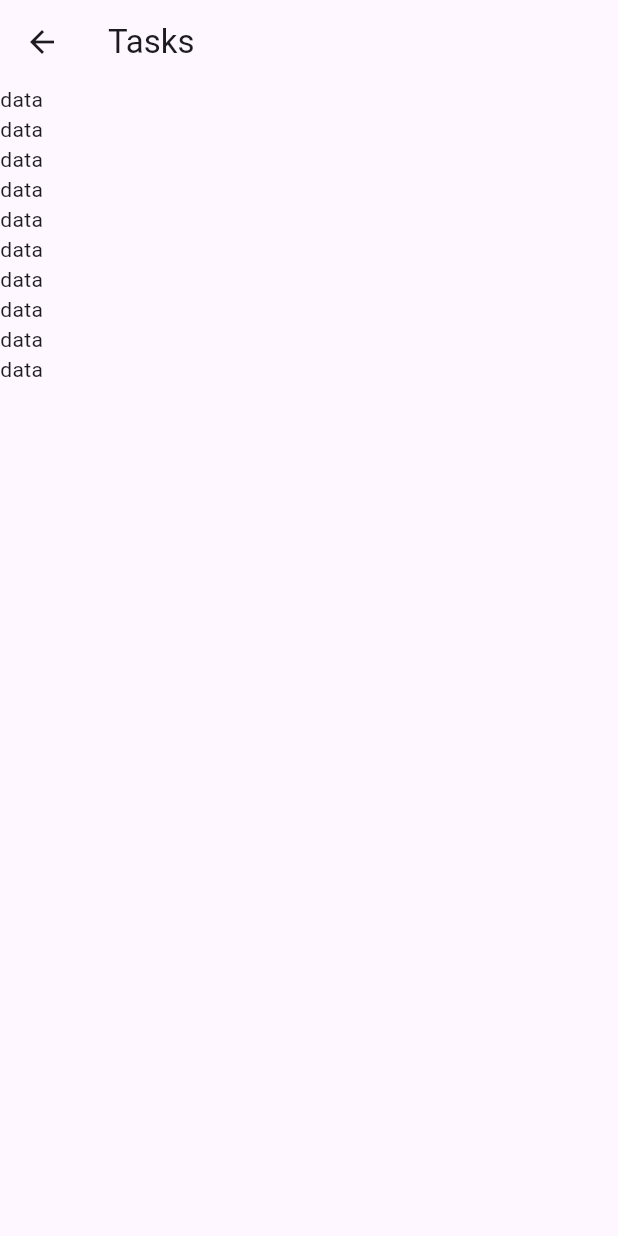
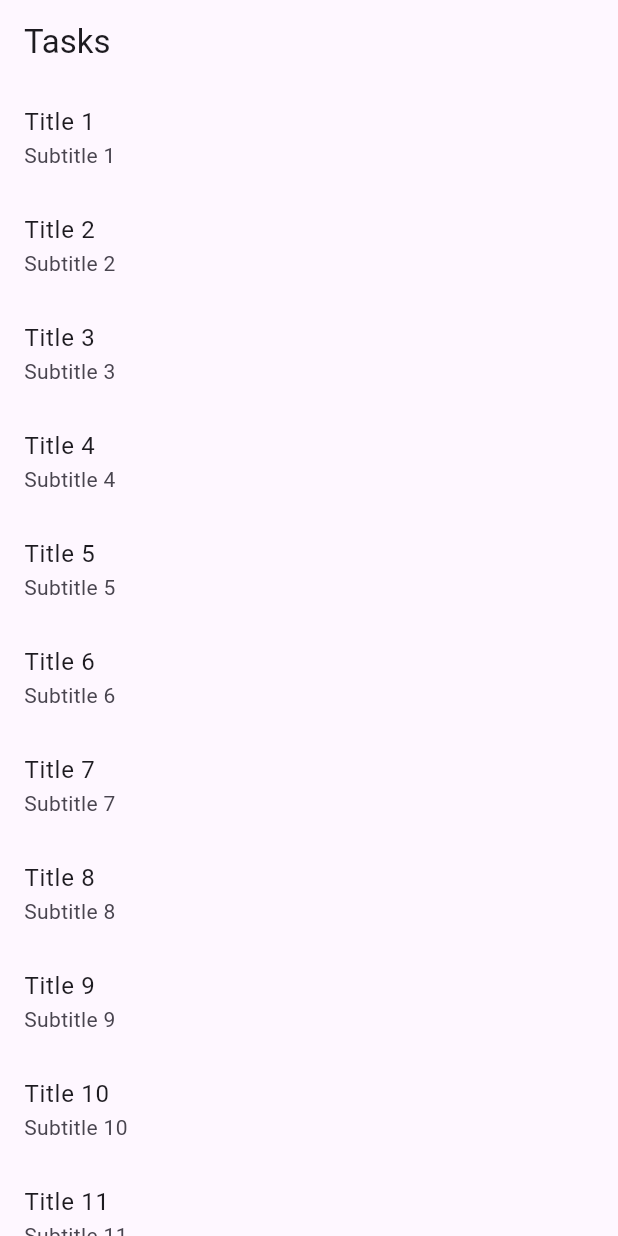
Before and after one commit to farukmeral25/pagination-structure, a Flutter app: the HomePage screen opened directly, on a phone screen of 412 x 824 dp. Run offline on Flutter 3.47's test engine with Material 3 defaults, Android fonts, the phone set to English and light mode, and no system bars.

Commit message:
Complete pagination structure, uiState management and do  widget state builder

```diff
--- /dev/null
+++ b/lib/core/shared/app_widget_state_builder.dart
@@ -0,0 +1,40 @@
+import 'package:flutter/material.dart';
+import 'package:pagination_structure/core/utils/ui_state.dart';
+
+class AppWidgetBuilderByState<T> extends StatelessWidget {
+  const AppWidgetBuilderByState({
+    super.key,
+    required this.response,
+    required this.builder,
+    this.idleWidget,
+    this.loadingWidget,
+    this.errorWidget,
+  });
+
+  final UIState<T> response;
+  final Widget Function(T) builder;
+  final Widget? idleWidget;
+  final Widget? loadingWidget;
+  final Widget? errorWidget;
+
+  @override
+  Widget build(BuildContext context) {
+    switch (response.status) {
+      case UIStateStatus.idle:
+        return idleWidget ?? const SizedBox.shrink();
+      case UIStateStatus.loading:
+        return Center(child: loadingWidget ?? const CircularProgressIndicator.adaptive());
+      case UIStateStatus.success:
+        return builder(response.data);
+      case UIStateStatus.error:
+        return Center(
+          child: errorWidget ??
+              Text(
+                response.error,
+                textAlign: TextAlign.center,
+                style: Theme.of(context).textTheme.bodyMedium,
+              ),
+        );
+    }
+  }
+}
--- /dev/null
+++ b/lib/core/utils/base_viewmodel.dart
@@ -0,0 +1,9 @@
+import 'package:flutter/material.dart';
+
+class BaseViewModel with ChangeNotifier {
+  BaseViewModel() {
+    init();
+  }
+
+  void init() {}
+}
--- a/lib/core/utils/pagination/mixin/pagination_mixin.dart
+++ b/lib/core/utils/pagination/mixin/pagination_mixin.dart
@@ -1,3 +1,42 @@
 import 'package:flutter/material.dart';
+import 'package:pagination_structure/core/utils/base_viewmodel.dart';
+import 'package:pagination_structure/core/utils/pagination/dto/pagination_dto.dart';
+import 'package:pagination_structure/core/utils/ui_state.dart';
 
-mixin PaginationMixin<T> on ChangeNotifier {}
+mixin PaginationMixin<T> on BaseViewModel {
+  UIState<PaginationDto<T>> paginationDto = UIState.idle();
+
+  ScrollController scrollController = ScrollController();
+
+  int pageNumber = 1;
+
+  int get totalPageCount => paginationDto.data.totalPageCount;
+
+  bool isPaginationLoading = false;
+
+  Future<void> loadMore();
+
+  Future<void> _loadMore() async {
+    if (totalPageCount < pageNumber) return;
+
+    isPaginationLoading = true;
+    _increasePageNumber();
+    await loadMore();
+    isPaginationLoading = false;
+  }
+
+  void _increasePageNumber() => pageNumber++;
+
+  void resetPagination() => pageNumber = 1;
+
+  @override
+  void init() {
+    scrollController.addListener(() {
+      if (totalPageCount == pageNumber) return;
+
+      if (scrollController.position.pixels == scrollController.position.maxScrollExtent) {
+        _loadMore();
+      }
+    });
+  }
+}
--- a/lib/core/utils/ui_state.dart
+++ b/lib/core/utils/ui_state.dart
@@ -13,6 +13,11 @@ class UIState<T> {
     //Firebase Exception gönder.
     //Exception Logger'larına gönder. Bilgilendir.
   }
+
+  bool get isIdle => status == UIStateStatus.idle;
+  bool get isLoading => status == UIStateStatus.loading;
+  bool get isSuccess => status == UIStateStatus.success;
+  bool get isError => status == UIStateStatus.error;
 }
 
 enum UIStateStatus { idle, loading, success, error }
--- a/lib/feature/home/domain/service/i_home_service.dart
+++ b/lib/feature/home/domain/service/i_home_service.dart
@@ -0,0 +1,7 @@
+import 'package:pagination_structure/core/utils/pagination/dto/pagination_dto.dart';
+import 'package:pagination_structure/core/utils/ui_state.dart';
+import 'package:pagination_structure/feature/home/domain/dto/task_dto.dart';
+
+abstract class IHomeService {
+  Future<UIState<PaginationDto<TaskDto>>> fetchTasks();
+}
--- a/lib/feature/home/view/page/home_page.dart
+++ b/lib/feature/home/view/page/home_page.dart
@@ -1,4 +1,8 @@
 import 'package:flutter/material.dart';
+import 'package:pagination_structure/core/shared/consumer_app_widget_state_builder.dart';
+import 'package:pagination_structure/core/utils/pagination/dto/pagination_dto.dart';
+import 'package:pagination_structure/feature/home/domain/dto/task_dto.dart';
+import 'package:pagination_structure/feature/home/viewmodel/home_viewmodel.dart';
 
 class HomePage extends StatelessWidget {
   const HomePage({super.key});
@@ -7,9 +11,16 @@ class HomePage extends StatelessWidget {
   Widget build(BuildContext context) {
     return Scaffold(
       appBar: AppBar(title: const Text("Tasks")),
-      body: ListView.builder(
-        itemBuilder: (context, index) => const Text("data"),
-        itemCount: 10,
+      body: ConsumerAppWidgetStateBuilder<HomeViewModel, PaginationDto<TaskDto>>(
+        builder: (paginationDto, provider) => ListView.builder(
+          controller: provider.scrollController,
+          itemBuilder: (context, index) => ListTile(
+            title: Text(paginationDto.list[index].title),
+            subtitle: Text(paginationDto.list[index].subtitle),
+          ),
+          itemCount: paginationDto.list.length,
+        ),
+        response: (homeViewModel) => homeViewModel.paginationDto,
       ),
     );
   }
--- a/lib/main.dart
+++ b/lib/main.dart
@@ -1,20 +1,20 @@
 import 'package:flutter/material.dart';
+import 'package:pagination_structure/core/init/providers.dart';
+import 'package:pagination_structure/feature/home/view/page/home_page.dart';
+import 'package:provider/provider.dart';
 
 void main() {
-  runApp(const MainApp());
+  runApp(MultiProvider(
+    providers: AppProviders.providers,
+    child: const PaginationStructureApp(),
+  ));
 }
 
-class MainApp extends StatelessWidget {
-  const MainApp({super.key});
+class PaginationStructureApp extends StatelessWidget {
+  const PaginationStructureApp({super.key});
 
   @override
   Widget build(BuildContext context) {
-    return const MaterialApp(
-      home: Scaffold(
-        body: Center(
-          child: Text('Hello World!'),
-        ),
-      ),
-    );
+    return const MaterialApp(home: HomePage());
   }
 }
```
Also changed, not shown: lib/core/shared/consumer_app_widget_state_builder.dart (added, +36 -0 lines), lib/feature/home/data/service/home_service.dart (+31 -0 lines), lib/feature/home/viewmodel/home_viewmodel.dart (+33 -2 lines).
